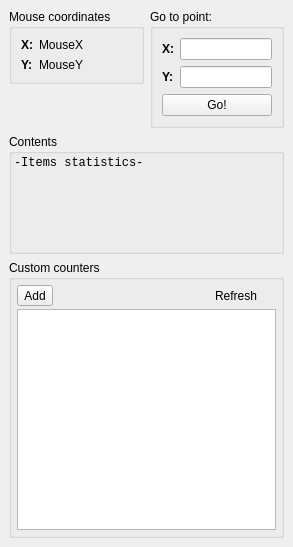
This is Editor/main_window/dock/debugger.ui in WohlSoft/Moondust-Project as Qt 5 draws it before an edit. The edited form follows.
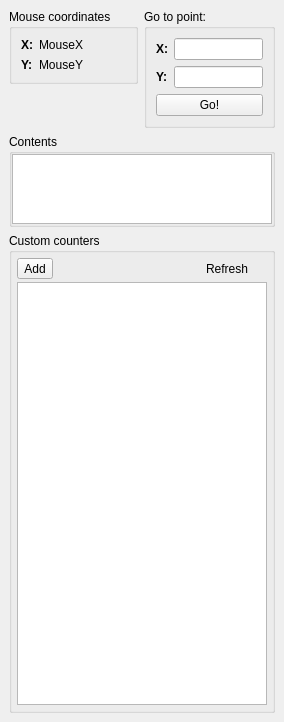
This is the edited form. Icons and pictures are not drawn.

Commit message: Editor: Improved overlook of default counters at Debugger

Patch:
```diff
--- a/Editor/main_window/dock/debugger.ui
+++ b/Editor/main_window/dock/debugger.ui
@@ -6,14 +6,20 @@
    <rect>
     <x>0</x>
     <y>0</y>
-    <width>293</width>
-    <height>547</height>
+    <width>284</width>
+    <height>722</height>
    </rect>
   </property>
+  <property name="sizePolicy">
+   <sizepolicy hsizetype="Preferred" vsizetype="MinimumExpanding">
+    <horstretch>0</horstretch>
+    <verstretch>0</verstretch>
+   </sizepolicy>
+  </property>
   <property name="minimumSize">
    <size>
-    <width>280</width>
-    <height>416</height>
+    <width>284</width>
+    <height>501</height>
    </size>
   </property>
   <property name="maximumSize">
@@ -33,7 +39,7 @@
    <string>Debugger</string>
   </property>
   <widget class="QWidget" name="dockWidgetContents_6">
-   <layout class="QGridLayout" name="gridLayout_29" rowstretch="0,0,0,80,0">
+   <layout class="QGridLayout" name="gridLayout_29" rowstretch="0,0,0,100,0">
     <property name="sizeConstraint">
      <enum>QLayout::SetMinimumSize</enum>
     </property>
@@ -114,7 +120,6 @@
         <widget class="QLabel" name="label_85">
          <property name="font">
           <font>
-           <weight>75</weight>
            <bold>true</bold>
           </font>
          </property>
@@ -134,7 +139,6 @@
         <widget class="QLabel" name="label_86">
          <property name="font">
           <font>
-           <weight>75</weight>
            <bold>true</bold>
           </font>
          </property>
@@ -162,44 +166,63 @@
     </item>
     <item row="2" column="0" colspan="2">
      <widget class="QGroupBox" name="DEBUG_Items_grp">
-      <property name="minimumSize">
-       <size>
-        <width>0</width>
-        <height>120</height>
-       </size>
-      </property>
       <property name="title">
        <string>Contents</string>
       </property>
       <layout class="QGridLayout" name="gridLayout_30">
        <property name="leftMargin">
-        <number>2</number>
+        <number>0</number>
        </property>
        <property name="topMargin">
-        <number>2</number>
+        <number>0</number>
        </property>
        <property name="rightMargin">
-        <number>2</number>
+        <number>0</number>
        </property>
        <property name="bottomMargin">
-        <number>2</number>
+        <number>0</number>
+       </property>
+       <property name="spacing">
+        <number>0</number>
        </property>
        <item row="0" column="0">
-        <widget class="QLabel" name="DEBUG_Items">
-         <property name="font">
-          <font>
-           <family>Monospace</family>
-          </font>
+        <widget class="QTableView" name="DEBUG_Items">
+         <property name="sizePolicy">
+          <sizepolicy hsizetype="Expanding" vsizetype="Minimum">
+           <horstretch>0</horstretch>
+           <verstretch>0</verstretch>
+          </sizepolicy>
          </property>
-         <property name="text">
-          <string notr="true">-Items statistics-</string>
+         <property name="horizontalScrollBarPolicy">
+          <enum>Qt::ScrollBarAlwaysOff</enum>
          </property>
-         <property name="alignment">
-          <set>Qt::AlignLeading|Qt::AlignLeft|Qt::AlignTop</set>
+         <property name="sizeAdjustPolicy">
+          <enum>QAbstractScrollArea::AdjustToContents</enum>
          </property>
-         <property name="wordWrap">
-          <bool>true</bool>
+         <property name="selectionMode">
+          <enum>QAbstractItemView::NoSelection</enum>
          </property>
+         <property name="selectionBehavior">
+          <enum>QAbstractItemView::SelectRows</enum>
+         </property>
+         <property name="textElideMode">
+          <enum>Qt::ElideNone</enum>
+         </property>
+         <attribute name="horizontalHeaderVisible">
+          <bool>true</bool>
+         </attribute>
+         <attribute name="horizontalHeaderStretchLastSection">
+          <bool>true</bool>
+         </attribute>
+         <attribute name="verticalHeaderVisible">
+          <bool>false</bool>
+         </attribute>
+         <attribute name="verticalHeaderMinimumSectionSize">
+          <number>9</number>
+         </attribute>
+         <attribute name="verticalHeaderDefaultSectionSize">
+          <number>20</number>
+         </attribute>
         </widget>
        </item>
       </layout>
```
Left out of the diff: 8 changed lines with no effect on the pictures. The commit also changes 13 other files.
